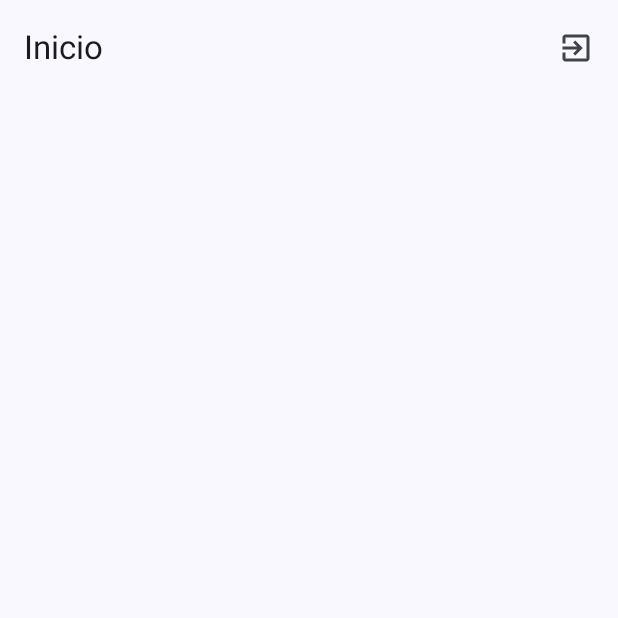
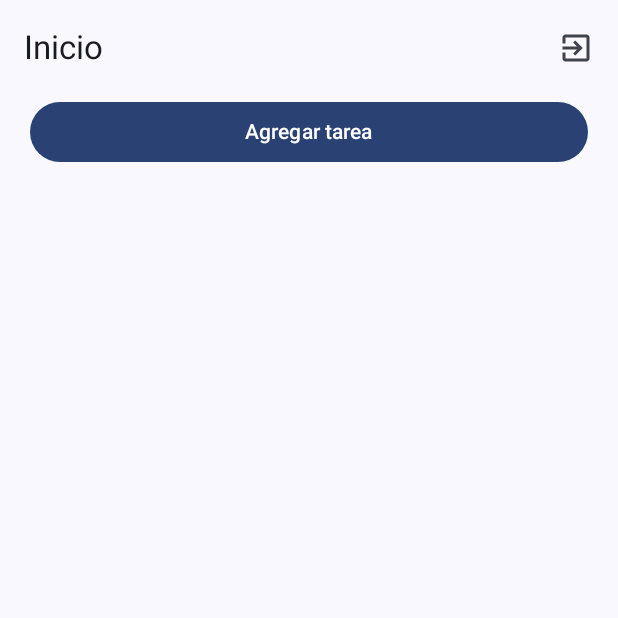
Before and after one commit to adcarret/Proyecto-TFC-DAM, an Android app built with Jetpack Compose: the HomeView screen opened through its navigation route, on a phone screen of 412 x 824 dp, the top half of it. Before the commit the part shown is almost empty. Run offline under Robolectric (Android 15) with nearby library versions, the phone set to English and light mode, and no system bars; our stand-ins replace Firebase (no records; nobody signed in at launch, a user with empty details on screens opened directly).

Commit message:
added button Agregar Tarea

```diff
--- a/app/src/main/java/com/example/taskshare_tfc/views/tareas/HomeView.kt
+++ b/app/src/main/java/com/example/taskshare_tfc/views/tareas/HomeView.kt
@@ -1,9 +1,11 @@
 package com.example.taskshare_tfc.views.tareas
 
 import androidx.compose.foundation.layout.Column
+import androidx.compose.foundation.layout.fillMaxWidth
 import androidx.compose.foundation.layout.padding
 import androidx.compose.material.icons.Icons
 import androidx.compose.material.icons.automirrored.filled.ExitToApp
+import androidx.compose.material3.Button
 import androidx.compose.material3.ExperimentalMaterial3Api
 import androidx.compose.material3.Icon
 import androidx.compose.material3.IconButton
@@ -13,6 +15,7 @@ import androidx.compose.material3.TopAppBar
 import androidx.compose.runtime.Composable
 import androidx.compose.ui.Alignment
 import androidx.compose.ui.Modifier
+import androidx.compose.ui.unit.dp
 import androidx.navigation.NavController
 import com.example.taskshare_tfc.viewModels.TareasViewModel
 
@@ -38,6 +41,16 @@ fun HomeView(navController: NavController, notesVM : TareasViewModel){
         Column(modifier = Modifier.padding(padding),
             horizontalAlignment = Alignment.CenterHorizontally) {
 
+            Button(onClick = {
+                navController.navigate("AddTask")
+            },
+                modifier = Modifier
+                    .fillMaxWidth()
+                    .padding(start = 20.dp, end = 20.dp)) {
+                Text(text = "Agregar tarea")
+
+            }
+
         }
     }
 }
```
